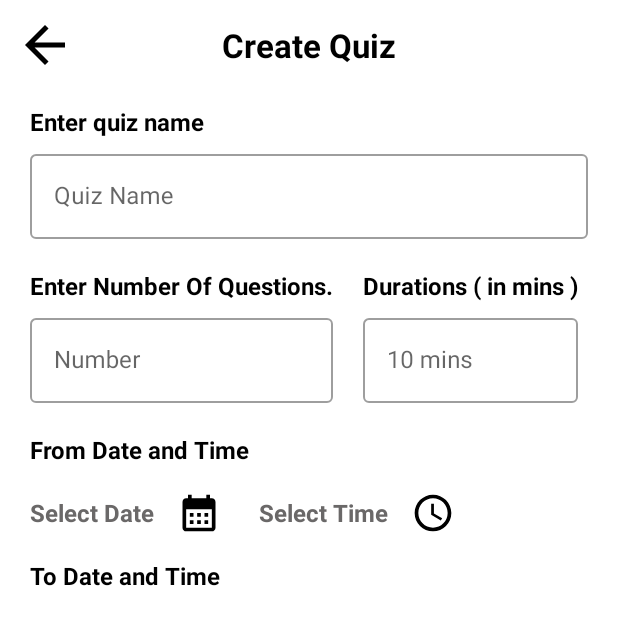
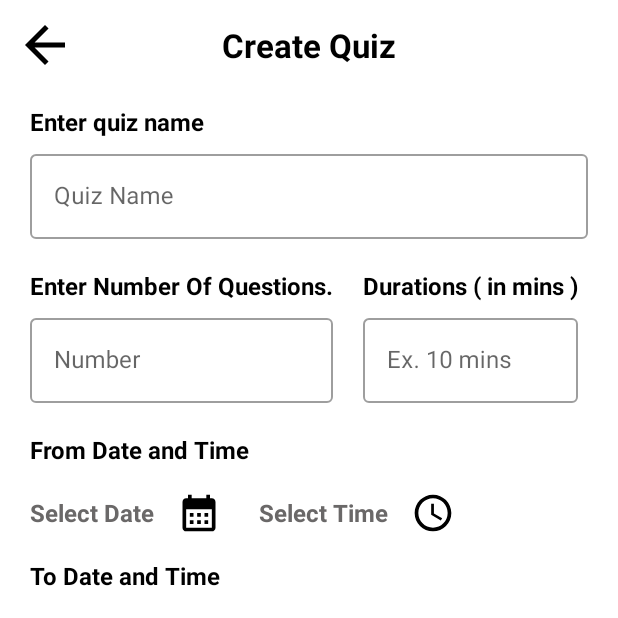
Before and after one commit to Utkarsh-Arora-007/Quizy, an Android app: the CreateFragment screen opened through its navigation route, on a phone screen of 412 x 824 dp, the top half of it. Run offline under Robolectric (Android 15) with nearby library versions, the phone set to English and light mode, and no system bars; our stand-ins replace Firebase (no records; nobody signed in at launch, a user with empty details on screens opened directly), Picasso, data binding; pictures from the network do not load.

Commit message:
App Icon Updated

```diff
--- a/app/src/main/AndroidManifest.xml
+++ b/app/src/main/AndroidManifest.xml
@@ -9,9 +9,9 @@
         android:allowBackup="true"
         android:dataExtractionRules="@xml/data_extraction_rules"
         android:fullBackupContent="@xml/backup_rules"
-        android:icon="@mipmap/ic_launcher"
+        android:icon="@drawable/app_icon"
         android:label="@string/app_name"
-        android:roundIcon="@mipmap/ic_launcher_round"
+        android:roundIcon="@drawable/app_icon"
         android:supportsRtl="true"
         android:theme="@style/Theme.Quizy"
         tools:targetApi="31">
--- a/app/src/main/res/layout/fragment_create.xml
+++ b/app/src/main/res/layout/fragment_create.xml
@@ -142,7 +142,7 @@
                 android:id="@+id/outlinedTextField3"
                 android:layout_width="0dp"
                 android:layout_height="wrap_content"
-                android:hint="10 mins"
+                android:hint="Ex. 10 mins"
                 app:layout_constraintTop_toBottomOf="@+id/quiz_duration_txt"
                 app:layout_constraintLeft_toLeftOf="@id/quiz_duration_txt"
                 app:layout_constraintRight_toRightOf="@id/quiz_duration_txt"
--- a/app/src/main/res/values-night/themes.xml
+++ b/app/src/main/res/values-night/themes.xml
@@ -8,8 +8,8 @@
         <item name="colorPrimaryVariant">@color/maincolor</item>
         <item name="colorOnPrimary">@color/black</item>
         <!-- Secondary brand color. -->
-        <item name="colorSecondary">@color/teal_200</item>
-        <item name="colorSecondaryVariant">@color/teal_200</item>
+        <item name="colorSecondary">#FF1414</item>
+        <item name="colorSecondaryVariant">#C60000</item>
         <item name="colorOnSecondary">@color/black</item>
         <!-- Status bar color. -->
         <item name="android:statusBarColor" tools:targetApi="l">?attr/colorPrimaryVariant</item>
--- a/app/src/main/res/values/themes.xml
+++ b/app/src/main/res/values/themes.xml
@@ -7,8 +7,8 @@
         <item name="colorPrimaryVariant">@color/maincolor</item>
         <item name="colorOnPrimary">@color/white</item>
         <!-- Secondary brand color. -->
-        <item name="colorSecondary">@color/teal_200</item>
-        <item name="colorSecondaryVariant">@color/teal_700</item>
+        <item name="colorSecondary">#FF1414</item>
+        <item name="colorSecondaryVariant">#C60000</item>
         <item name="colorOnSecondary">@color/black</item>
         <!-- Status bar color. -->
         <item name="android:statusBarColor" tools:targetApi="l">?attr/colorPrimaryVariant</item>
```
Also changed, not shown: app/src/main/java/com/bitwisor/quizy/fragments/CreateFragment.kt (+47 -3 lines).
